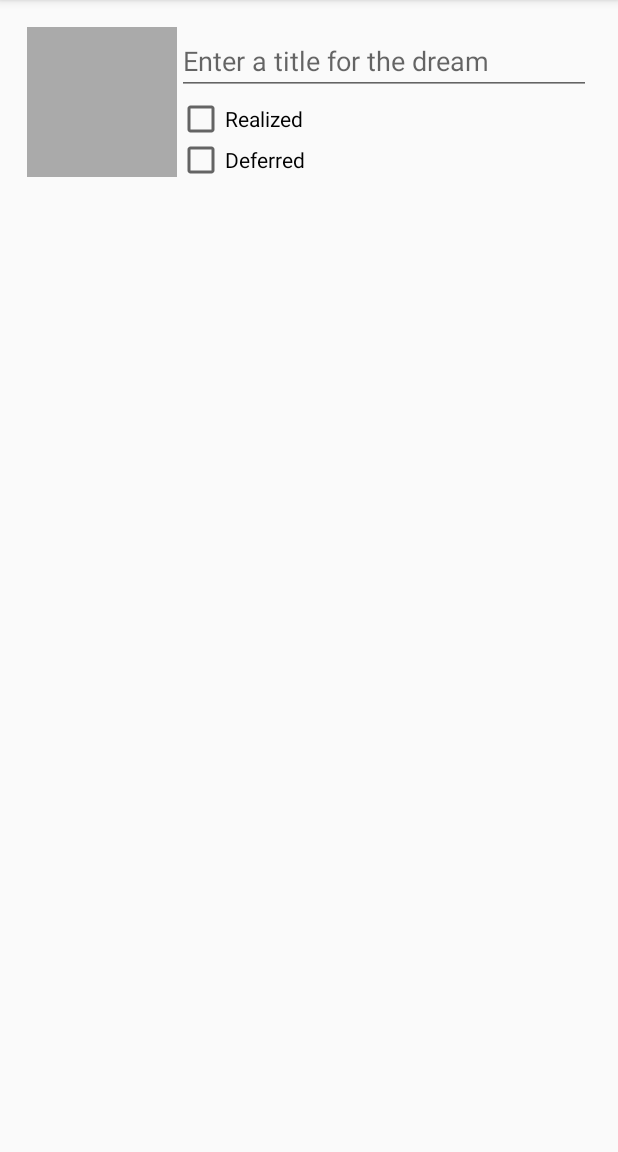
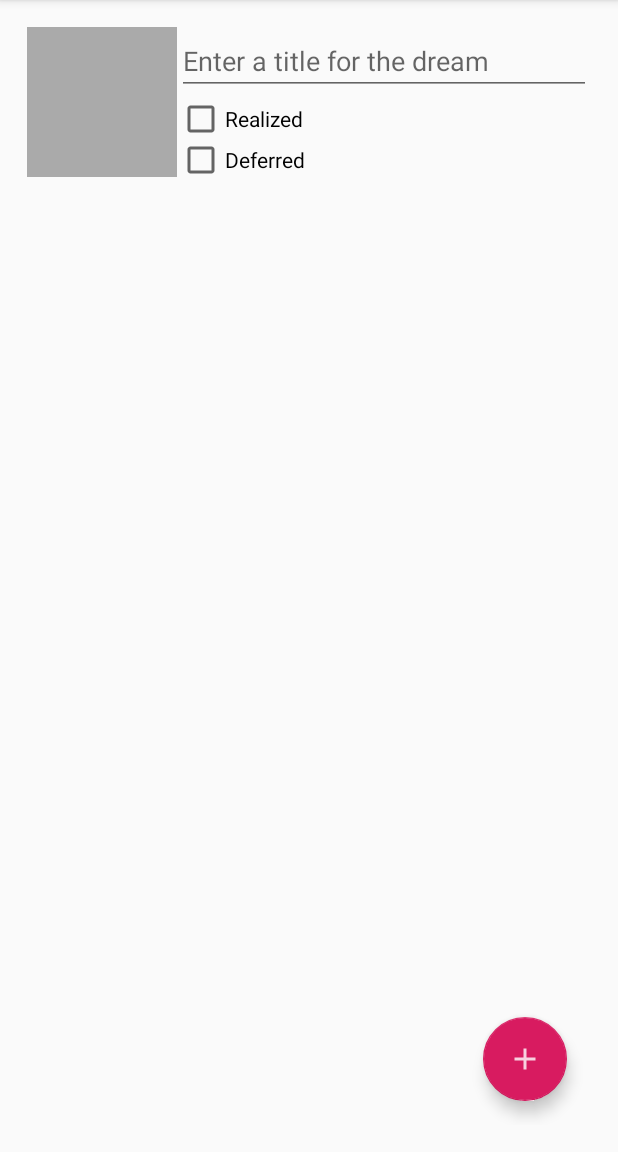
Before and after one commit to TingChia-Chang/Dream-Catcher-Mobile-app, an Android app: the screen it shows after launch (DreamActivity), after a tap on "New Dream", on a phone screen of 412 x 824 dp, the part 84-1236 px from its top. Run offline under Robolectric (Android 15) with nearby library versions, the phone set to English and light mode, and no system bars; our stand-ins replace Room's generated code; 1 statement that could not run was skipped.

Commit message:
add floating button and show alert dialog to add entry

```diff
--- a/app/build.gradle
+++ b/app/build.gradle
@@ -56,6 +56,7 @@ dependencies {
 
 
     implementation 'androidx.room:room-runtime:2.2.5'
+    implementation 'androidx.legacy:legacy-support-v4:1.0.0'
     kapt 'androidx.room:room-compiler:2.2.5'
 
     implementation 'com.google.android.material:material:1.1.0'
--- a/app/src/main/java/edu/vt/cs/cs5254/dreamcatcher/DreamDetailFragment.kt
+++ b/app/src/main/java/edu/vt/cs/cs5254/dreamcatcher/DreamDetailFragment.kt
@@ -14,6 +14,7 @@ import android.widget.CheckBox
 import android.widget.EditText
 import android.widget.ImageView
 import androidx.core.content.FileProvider
+import androidx.fragment.app.DialogFragment
 import java.util.*
 import androidx.lifecycle.Observer
 import androidx.recyclerview.widget.LinearLayoutManager
@@ -52,6 +53,7 @@ class DreamDetailFragment : Fragment() {
     private lateinit var iconView: ImageView
     private lateinit var photoFile: File
     private lateinit var photoUri: Uri
+    private lateinit var fab: View
     private var df = DateFormat.getDateInstance(DateFormat.MEDIUM)
 
     private lateinit var dreamRecyclerView: RecyclerView
@@ -79,6 +81,7 @@ class DreamDetailFragment : Fragment() {
         deferredCheckBox = view.findViewById(R.id.dream_deferred) as CheckBox
         photoView = view.findViewById(R.id.dream_photo) as ImageView
         iconView = view.findViewById(R.id.dream_icon) as ImageView
+        fab = view.findViewById(R.id.add_comment_fab) as View
 
 
         dreamRecyclerView = view.findViewById(R.id.dream_entry_recycler_view) as RecyclerView
@@ -126,6 +129,13 @@ class DreamDetailFragment : Fragment() {
             }
         }
 
+        fab.setOnClickListener{view->
+            val fragment = AddDreamEntryFragment.newInstance()
+            fragment.show(parentFragmentManager, "dialog")
+
+
+
+        }
 
         return view
     }
--- /dev/null
+++ b/app/src/main/res/drawable-anydpi/ic_menu_plus.xml
@@ -0,0 +1,11 @@
+<vector xmlns:android="http://schemas.android.com/apk/res/android"
+    android:width="24dp"
+    android:height="24dp"
+    android:viewportWidth="24"
+    android:viewportHeight="24"
+    android:tint="#FFFFFF"
+    android:alpha="0.8">
+    <path
+        android:fillColor="#FF000000"
+        android:pathData="M19,13h-6v6h-2v-6H5v-2h6V5h2v6h6v2z"/>
+</vector>
--- a/app/src/main/res/layout/dream_detail_fragment.xml
+++ b/app/src/main/res/layout/dream_detail_fragment.xml
@@ -69,6 +69,16 @@
 
     </androidx.recyclerview.widget.RecyclerView>
 
+    <com.google.android.material.floatingactionbutton.FloatingActionButton
+        android:id="@+id/add_comment_fab"
+        android:layout_width="wrap_content"
+        android:layout_height="wrap_content"
+        android:layout_gravity="end|bottom"
+        android:src="@drawable/ic_menu_plus"
+        app:layout_constraintBottom_toBottomOf="parent"
+        app:layout_constraintRight_toRightOf="parent"
+        android:layout_margin="16dp" />
+
 
 
 
--- a/app/src/main/res/values/strings.xml
+++ b/app/src/main/res/values/strings.xml
@@ -16,4 +16,7 @@
     <string name="dream_report_realized">The </string>
     <string name="send_report">Send Report</string>
 
+    <!-- TODO: Remove or change this placeholder text -->
+    <string name="hello_blank_fragment">Hello blank fragment</string>
+
 </resources>
```
Also changed, not shown: app/src/main/java/edu/vt/cs/cs5254/dreamcatcher/AddDreamEntryFragment.kt (added, +39 -0 lines), app/src/main/res/layout/dialog_add_comment.xml (added, +14 -0 lines), app/src/main/res/drawable-hdpi/ic_menu_plus.png (added), app/src/main/res/drawable-mdpi/ic_menu_plus.png (added), app/src/main/res/drawable-xhdpi/ic_menu_plus.png (added), app/src/main/res/drawable-xxhdpi/ic_menu_plus.png (added). Lines whose indentation alone changed are shown as unchanged.
